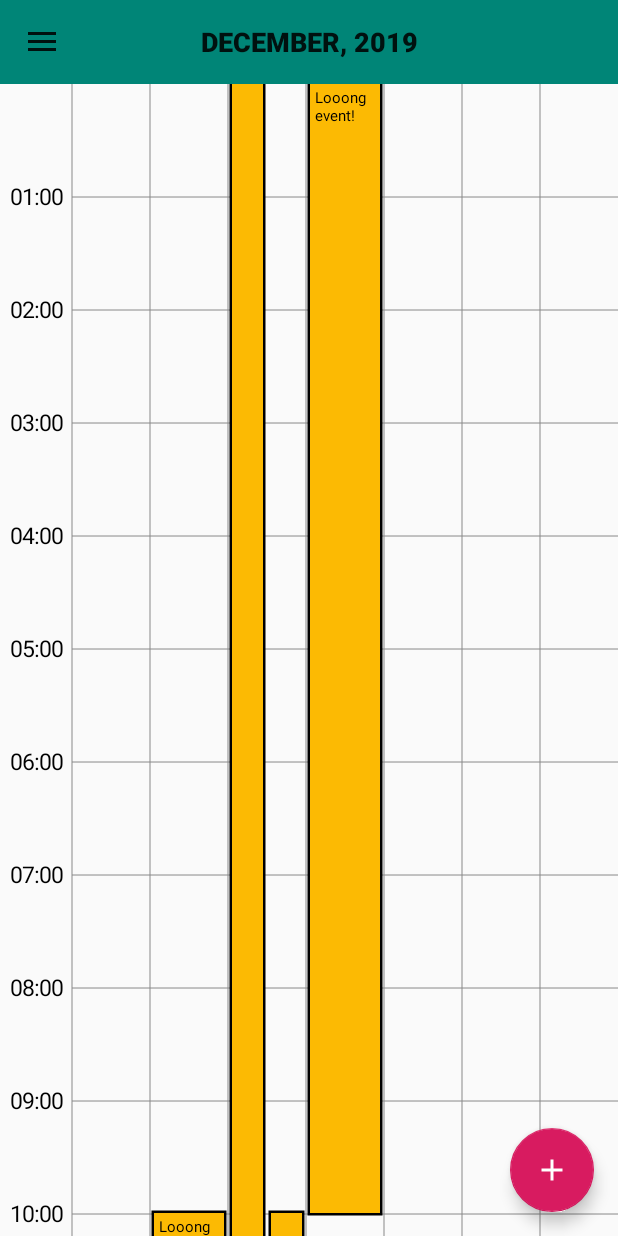
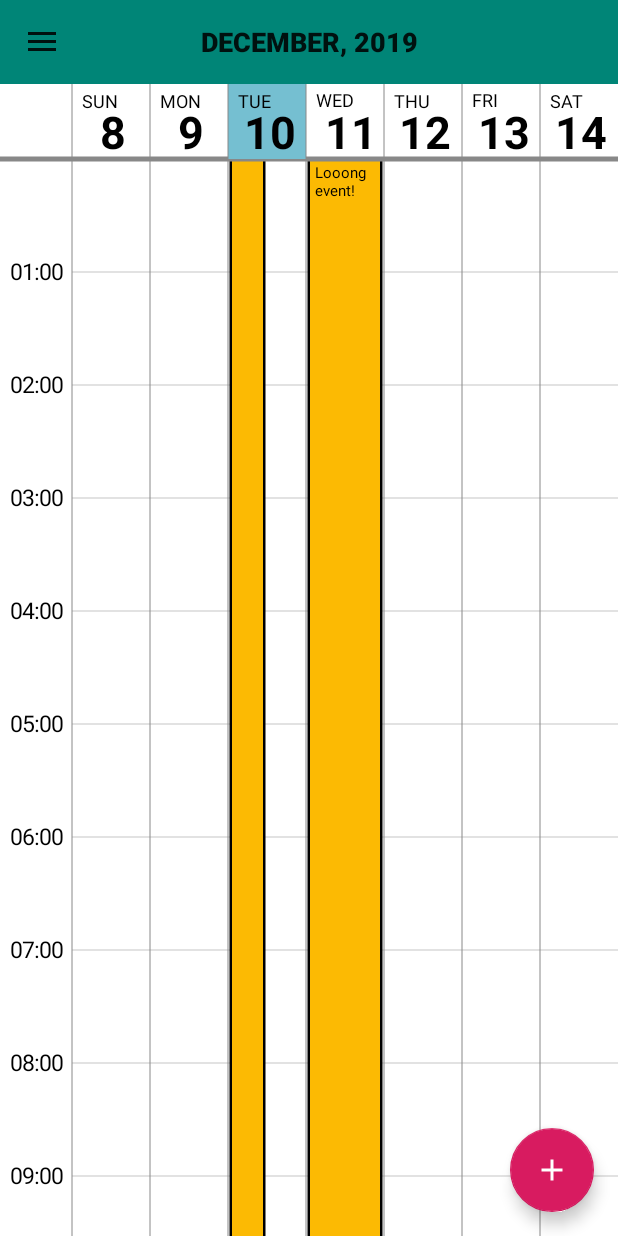
Before and after one commit to weirdNox/sempreahoras, an Android app: the screen it shows after launch (MainActivity), in the side drawer, after a tap on "Week", on a phone screen of 412 x 824 dp. Run offline under Robolectric (Android 15) with nearby library versions, the phone set to English and light mode, and no system bars; our stand-ins replace Room's generated code.

Commit message:
[app] print days of the week

```diff
--- a/app/app/src/main/java/com/sempreahoras/app/EventDetailsActivity.java
+++ b/app/app/src/main/java/com/sempreahoras/app/EventDetailsActivity.java
@@ -49,7 +49,7 @@ public class EventDetailsActivity extends AppCompatActivity {
             title.setText(e.title);
 
             DateFormat dateFormat = DateFormat.getDateInstance(DateFormat.MEDIUM);
-            SimpleDateFormat timeFormat = new SimpleDateFormat("hh:mm");
+            SimpleDateFormat timeFormat = new SimpleDateFormat("HH:mm");
 
             TextView time = findViewById(R.id.time);
             Date startDate = new Date(e.startMillis);
--- a/app/app/src/main/java/com/sempreahoras/app/EventsView.java
+++ b/app/app/src/main/java/com/sempreahoras/app/EventsView.java
@@ -9,6 +9,7 @@ import android.graphics.Color;
 import android.graphics.Paint;
 import android.graphics.Rect;
 import android.graphics.RectF;
+import android.graphics.Typeface;
 import android.graphics.drawable.Drawable;
 import android.os.Handler;
 import android.text.Layout;
@@ -24,18 +25,21 @@ import android.widget.OverScroller;
 import android.widget.Scroller;
 
 import androidx.annotation.Nullable;
+import androidx.core.content.ContextCompat;
 import androidx.core.view.GestureDetectorCompat;
 
 import com.google.android.material.floatingactionbutton.FloatingActionButton;
 
 import org.w3c.dom.Text;
 
+import java.text.SimpleDateFormat;
 import java.util.ArrayList;
 import java.util.Calendar;
 import java.util.Collections;
 import java.util.Comparator;
 import java.util.List;
 import java.util.ListIterator;
+import java.util.Locale;
 
 import static java.lang.Math.floor;
 
@@ -56,6 +60,8 @@ public class EventsView extends View implements GestureDetector.OnGestureListene
     private int hourTextHeight;
     private int hourHeight = Math.round(75 * density);
     private int selectedHour = -1;
+
+    private float headerHeight = 50*density;
 
     private float width;
     private float columWidth;
@@ -122,24 +128,31 @@ public class EventsView extends View implements GestureDetector.OnGestureListene
         updateColumnWidth();
         height = h;
 
-        maxScrollY = Math.round(24 * hourHeight - height);
+        updateMaxScroll();
+        invalidate();
+    }
+
+    void updateMaxScroll() {
+        maxScrollY = Math.round(24 * hourHeight - height + (numberOfDays > 1 ? headerHeight : 0));
         if(maxScrollY < 0) {
             maxScrollY = 0;
         }
+    }
 
-        invalidate();
+    float getEffectiveScroll() {
+        return -scrollY + (numberOfDays > 1 ? headerHeight : 0);
     }
 
     @Override
     protected void onDraw(Canvas canvas) {
         super.onDraw(canvas);
 
+        canvas.drawColor(ContextCompat.getColor(getContext(), android.R.color.background_light));
+
+        canvas.translate(0, getEffectiveScroll());
+
+        paint.setStrokeWidth(0.5f);
         paint.setColor(Color.GRAY);
-        for(int idx = 0; idx < numberOfDays; ++idx) {
-            canvas.drawLine(hourTextWidth+columWidth*idx, 0, hourTextWidth+columWidth*idx, height, paint);
-        }
-        canvas.translate(0, -scrollY);
-
         textPaint.setTextSize(hourTextSize);
         for(int hour = 1; hour < 24; ++hour) {
             int y = hourHeight*hour;
@@ -149,6 +162,7 @@ public class EventsView extends View implements GestureDetector.OnGestureListene
 
         textPaint.setTextSize(10*density);
 
+        long nowMillis = Calendar.getInstance().getTimeInMillis();
         int dayIdx = 0;
         for(List<Event> eventsForDay : events) {
             for(Event e : eventsForDay) {
@@ -160,7 +174,6 @@ public class EventsView extends View implements GestureDetector.OnGestureListene
                 canvas.drawRect(rect, paint);
 
                 paint.setStyle(Paint.Style.FILL);
-                paint.setStrokeWidth(1);
                 paint.setColor(e.color);
                 canvas.drawRect(rect, paint);
 
@@ -182,22 +195,72 @@ public class EventsView extends View implements GestureDetector.OnGestureListene
                 }
             }
 
+            if(firstDayStartMillis + dayIdx*24*60*60*1000 <= nowMillis && firstDayStartMillis + (dayIdx+1)*24*60*60*1000 > nowMillis) {
+                paint.setColor(Color.BLUE);
+                paint.setStrokeWidth(5);
+
+                float left = hourTextWidth + dayIdx*columWidth;
+                float y = (float) (nowMillis/1000 % (24*60*60)) / (60*60) * hourHeight - 1;
+                canvas.drawLine(left, y, left+columWidth, y, paint);
+            }
+
             dayIdx++;
-        }
-
-        if(MainActivity.getDayNumber(date) == MainActivity.getDayNumber(Calendar.getInstance())) {
-            paint.setColor(Color.BLUE);
-            paint.setStrokeWidth(5);
-            Calendar now = Calendar.getInstance();
-            int nowTime = now.get(Calendar.HOUR_OF_DAY)*60*60 + now.get(Calendar.MINUTE)*60 + now.get(Calendar.SECOND);
-            float y = (float)nowTime /  (24*60*60) * 24*hourHeight - 1;
-            canvas.drawLine(0, y, width, y, paint);
-            paint.setStrokeWidth(1);
         }
 
         if(selectedHour >= 0) {
             paint.setColor(Color.argb(100, 224, 137, 29));
             canvas.drawRect(hourTextWidth, selectedHour*hourHeight, width, (selectedHour+1)*hourHeight, paint);
+        }
+
+        canvas.translate(0, -getEffectiveScroll());
+
+        if(numberOfDays > 1) {
+            Calendar day = Calendar.getInstance();
+
+            paint.setColor(ContextCompat.getColor(getContext(), android.R.color.background_light));
+            canvas.drawRect(0, 0, width, headerHeight, paint);
+
+            paint.setColor(Color.GRAY);
+            paint.setStrokeWidth(5);
+            canvas.drawLine(0, headerHeight, width, headerHeight, paint);
+
+            for(dayIdx = 0; dayIdx < numberOfDays; ++dayIdx) {
+                canvas.save();
+
+                day.setTimeInMillis(firstDayStartMillis + dayIdx*24*60*60*1000 + 12*60*60*1000);
+
+                RectF rect = new RectF(hourTextWidth + dayIdx*columWidth, 0, hourTextWidth + (dayIdx + 1)*columWidth, headerHeight);
+                canvas.clipRect(rect);
+                canvas.translate(rect.left, 0);
+
+                if(nowMillis >= firstDayStartMillis + dayIdx*24*60*60*1000 && nowMillis < firstDayStartMillis + (dayIdx + 1)*24*60*60*1000) {
+                    paint.setColor(Color.rgb(117, 191, 209));
+                    canvas.drawRect(0, 0, columWidth, headerHeight, paint);
+                }
+
+                Rect textBounds = new Rect();
+                textPaint.setColor(Color.BLACK);
+
+                String text = ""+day.get(Calendar.DAY_OF_MONTH);
+                textPaint.setTextSize(30*density);
+                textPaint.setTypeface(Typeface.DEFAULT_BOLD);
+                textPaint.getTextBounds(text, 0, text.length(), textBounds);
+                canvas.drawText(text, (columWidth-textBounds.width())/2.0f, headerHeight-10, textPaint);
+                textPaint.setTypeface(Typeface.DEFAULT);
+
+                text = new SimpleDateFormat("EE").format(day.getTime()).toUpperCase();
+                textPaint.setTextSize(12*density);
+                textPaint.getTextBounds(text, 0, text.length(), textBounds);
+                canvas.drawText(text, 10, textBounds.height()+10, textPaint);
+
+                canvas.restore();
+            }
+        }
+
+        paint.setStrokeWidth(1);
+        paint.setColor(Color.GRAY);
+        for(int idx = 0; idx < numberOfDays; ++idx) {
+            canvas.drawLine(hourTextWidth+columWidth*idx, 0, hourTextWidth+columWidth*idx, height, paint);
         }
     }
 
@@ -246,7 +309,7 @@ public class EventsView extends View implements GestureDetector.OnGestureListene
         if(dayIdx >= 0 && dayIdx < numberOfDays) {
             for(Event e : events[dayIdx]) {
                 RectF rect = getEventRect(e, dayIdx, firstDayStartMillis + dayIdx*24*60*60*1000);
-                if(rect.contains(x, scrollY + event.getY())) {
+                if(rect.contains(x, -getEffectiveScroll() + event.getY())) {
                     ((MainActivity)getContext()).viewEvent(e);
                     handled = true;
                     break;
@@ -255,7 +318,7 @@ public class EventsView extends View implements GestureDetector.OnGestureListene
         }
 
         if(!handled && !scrolling) {
-            selectedHour = (int)((scrollY + event.getY()) / hourHeight);
+            selectedHour = (int)((-getEffectiveScroll() + event.getY()) / hourHeight);
             if(selectedHour >= 24) {
                 selectedHour = 23;
              }
@@ -377,11 +440,15 @@ public class EventsView extends View implements GestureDetector.OnGestureListene
                     ev.numColumns = max;
                 }
             }
+        }
 
-            invalidate();
-        }
         numberOfDays = eventArray.length;
+        updateMaxScroll();
         updateColumnWidth();
+
+        scrollY = 0;
+
+        invalidate();
     }
 
     private Calendar date;
--- a/app/app/src/main/res/values/strings.xml
+++ b/app/app/src/main/res/values/strings.xml
@@ -3,7 +3,4 @@
 
     <string name="navigation_drawer_open">Open navigation drawer</string>
     <string name="navigation_drawer_close">Close navigation drawer</string>
-
-    <!-- TODO: Remove or change this placeholder text -->
-    <string name="hello_blank_fragment">Hello blank fragment</string>
 </resources>
```
